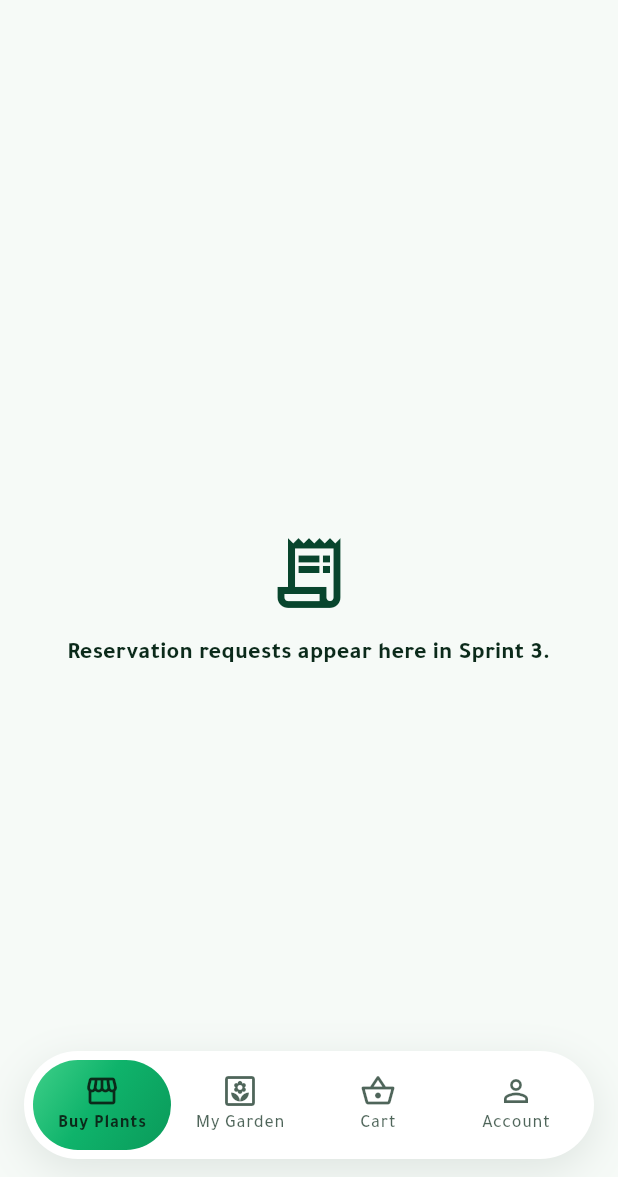
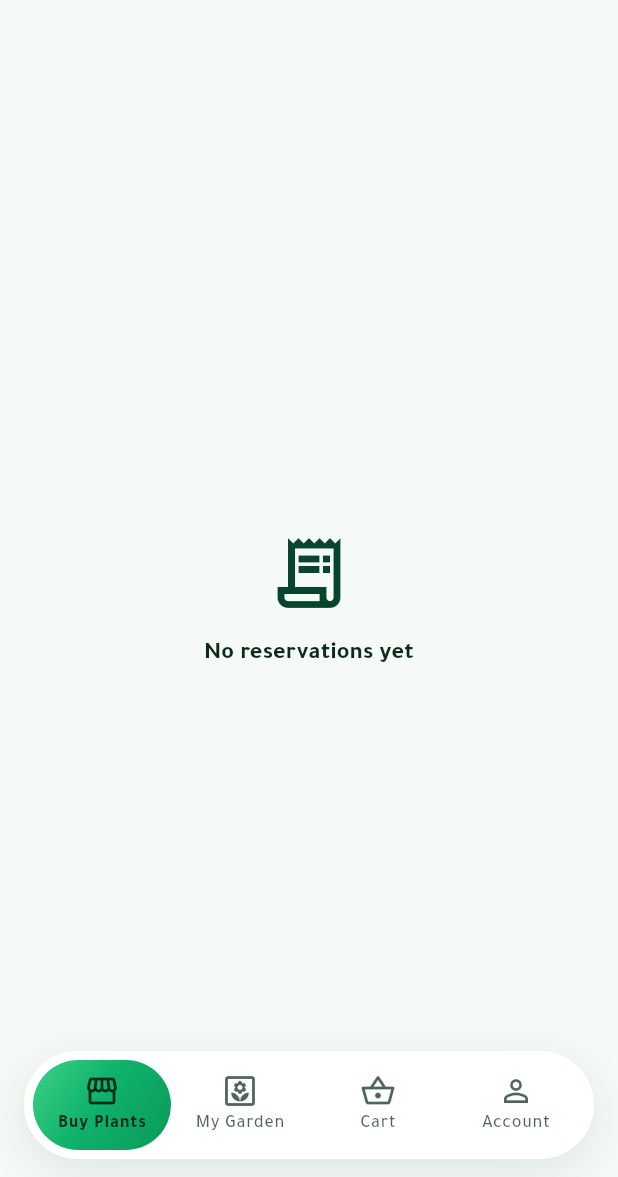
Before and after one commit to khalednjed-pixel/mashtal, a Flutter app: the ReservationsScreen screen opened by its route, after a tap on "English", on a phone screen of 412 x 824 dp, the part 59-1236 px from its top. Run offline on Flutter 3.47's test engine with Material 3 defaults, Android fonts, the phone set to English and light mode, and no system bars; our stand-ins replace cloud_firestore, firebase_auth, firebase_core, go_router, image_picker, shared_preferences; accounts and stored records are empty.

Commit message:
US-17: nursery accepts or rejects reservations
The nursery's Reservations tab lists requests sent to it. Accept sets
status accepted and acceptedAt, which starts the 48-hour hold (AC-01).
Reject asks for a reason (out of stock, other) that the customer sees in
My reservations (AC-02). Only that nursery, only while pending; enforced
in firestore.rules too.

Co-Authored-By: Claude Opus 5.5 <noreply@anthropic.com>
Claude-Session: https://claude.ai/code/session_019bFiYVoftjFnDzpWQ2mYQZ

```diff
--- a/lib/data/local_backend.dart
+++ b/lib/data/local_backend.dart
@@ -806,6 +806,33 @@ class LocalBackend extends ChangeNotifier implements AuthRepository, MarketRepos
     return made;
   }
 
+  /// The signed-in nursery's own pending reservation [id].
+  int _pendingFor(String id, String action) {
+    _require(Role.nursery, action);
+    final i = _reservations.indexWhere((r) => r.id == id);
+    if (i < 0 || _reservations[i].nurseryId != _currentUser!.partnerId) throw PermissionDenied(action);
+    if (_reservations[i].status != ReservationStatus.pending) throw StateError('Reservation is not pending');
+    return i;
+  }
+
+  Future<void> _replaceReservation(int i, Reservation r) async {
+    await _push([RemoteWrite.put('reservations', r.id, _doc(r.toJson()))]);
+    _reservations[i] = r;
+    await _save();
+  }
+
+  @override
+  Future<void> acceptReservation(String id) async {
+    final i = _pendingFor(id, 'acceptReservation');
+    await _replaceReservation(i, _reservations[i].copyWith(status: ReservationStatus.accepted, acceptedAt: _now()));
+  }
+
+  @override
+  Future<void> rejectReservation(String id, RejectReason reason) async {
+    final i = _pendingFor(id, 'rejectReservation');
+    await _replaceReservation(i, _reservations[i].copyWith(status: ReservationStatus.rejected, rejectReason: reason));
+  }
+
   static void _validateListing(double price, int quantity) {
     if (price <= 0 || price > 100000) throw ArgumentError('price');
     if (quantity < 0 || quantity > 100000) throw ArgumentError('quantity');
--- a/lib/l10n/strings.dart
+++ b/lib/l10n/strings.dart
@@ -73,6 +73,9 @@ const Map<String, Map<String, String>> _strings = {
   'res.expired': {'ar': 'انتهت مدة الحجز', 'en': 'Hold expired'},
   'heldUntil': {'ar': 'محجوز لك حتى', 'en': 'Held for you until'},
   'rejectReason': {'ar': 'السبب', 'en': 'Reason'},
+  'accept': {'ar': 'قبول', 'en': 'Accept'},
+  'reject': {'ar': 'رفض', 'en': 'Reject'},
+  'rejectWhy': {'ar': 'سبب الرفض', 'en': 'Why are you rejecting it?'},
   'reason.outOfStock': {'ar': 'نفدت الكمية', 'en': 'Out of stock'},
   'reason.other': {'ar': 'سبب آخر', 'en': 'Other reason'},
   'signInToContinue': {'ar': 'سجّل الدخول للمتابعة', 'en': 'Sign in to continue'},
@@ -131,7 +134,6 @@ const Map<String, Map<String, String>> _strings = {
   // Nursery
   'myListings': {'ar': 'منتجاتي', 'en': 'My listings'},
   'reservations': {'ar': 'الحجوزات', 'en': 'Reservations'},
-  'reservationsSoon': {'ar': 'طلبات الحجز تظهر هنا في السبرنت الثالث.', 'en': 'Reservation requests appear here in Sprint 3.'},
   'addListing': {'ar': 'أضف منتجاً', 'en': 'Add listing'},
   'editListing': {'ar': 'تعديل المنتج', 'en': 'Edit listing'},
   'choosePlant': {'ar': 'اختر النبتة من قائمة النباتات', 'en': 'Choose the plant from the plant list'},
--- a/lib/ui/nursery/reservations_screen.dart
+++ b/lib/ui/nursery/reservations_screen.dart
@@ -1,15 +1,76 @@
 import 'package:flutter/material.dart';
+import 'package:provider/provider.dart';
 
 import '../../l10n/strings.dart';
+import '../../models/models.dart';
+import '../../state/app_state.dart';
+import '../theme.dart';
 import '../widgets/common.dart';
+import '../widgets/reservation_card.dart';
 
-/// Placeholder tab so the nursery navigation is complete; filled in Sprint 3.
+/// The nursery's reservation requests (US-17): accept a pending one, which
+/// starts the 48-hour hold, or reject it with a reason the customer sees.
 class ReservationsScreen extends StatelessWidget {
   const ReservationsScreen({super.key});
 
   @override
-  Widget build(BuildContext context) => Scaffold(
-        appBar: AppBar(title: Text(context.tr('reservations')), actions: const [LanguageButton()]),
-        body: EmptyState(icon: Icons.receipt_long_outlined, title: context.tr('reservationsSoon')),
-      );
+  Widget build(BuildContext context) {
+    final app = context.watch<AppState>();
+    final list = app.backend.reservations;
+    return Scaffold(
+      appBar: AppBar(title: Text(context.tr('reservations')), actions: const [LanguageButton()]),
+      body: list.isEmpty
+          ? EmptyState(icon: Icons.receipt_long_outlined, title: context.tr('noReservations'))
+          : Constrained(
+              child: ListView(
+                padding: clearNav(context, const EdgeInsets.all(MashtalSpace.screen)),
+                children: [
+                  for (final r in list)
+                    Padding(
+                      padding: const EdgeInsets.only(bottom: MashtalSpace.md),
+                      child: ReservationCard(
+                        reservation: r,
+                        title: r.customerName,
+                        subtitle: r.customerPhone,
+                        actions: [
+                          if (r.status == ReservationStatus.pending) ...[
+                            OutlinedButton(
+                              key: Key('reject-${r.id}'),
+                              style: OutlinedButton.styleFrom(minimumSize: const Size(88, 40)),
+                              onPressed: () => _reject(context, app, r),
+                              child: Text(context.tr('reject')),
+                            ),
+                            FilledButton(
+                              key: Key('accept-${r.id}'),
+                              style: FilledButton.styleFrom(minimumSize: const Size(88, 40)),
+                              onPressed: () => app.backend.acceptReservation(r.id),
+                              child: Text(context.tr('accept')),
+                            ),
+                          ],
+                        ],
+                      ),
+                    ),
+                ],
+              ),
+            ),
+    );
+  }
+
+  Future<void> _reject(BuildContext context, AppState app, Reservation r) async {
+    final reason = await showDialog<RejectReason>(
+      context: context,
+      builder: (c) => SimpleDialog(
+        title: Text(c.tr('rejectWhy')),
+        children: [
+          for (final reason in RejectReason.values)
+            SimpleDialogOption(
+              key: Key('reason-${reason.name}'),
+              onPressed: () => Navigator.pop(c, reason),
+              child: Text(c.tr('reason.${reason.name}')),
+            ),
+        ],
+      ),
+    );
+    if (reason != null) await app.backend.rejectReservation(r.id, reason);
+  }
 }
```
Also changed, not shown: lib/data/repositories.dart (+8 -0 lines), 5 other files.
